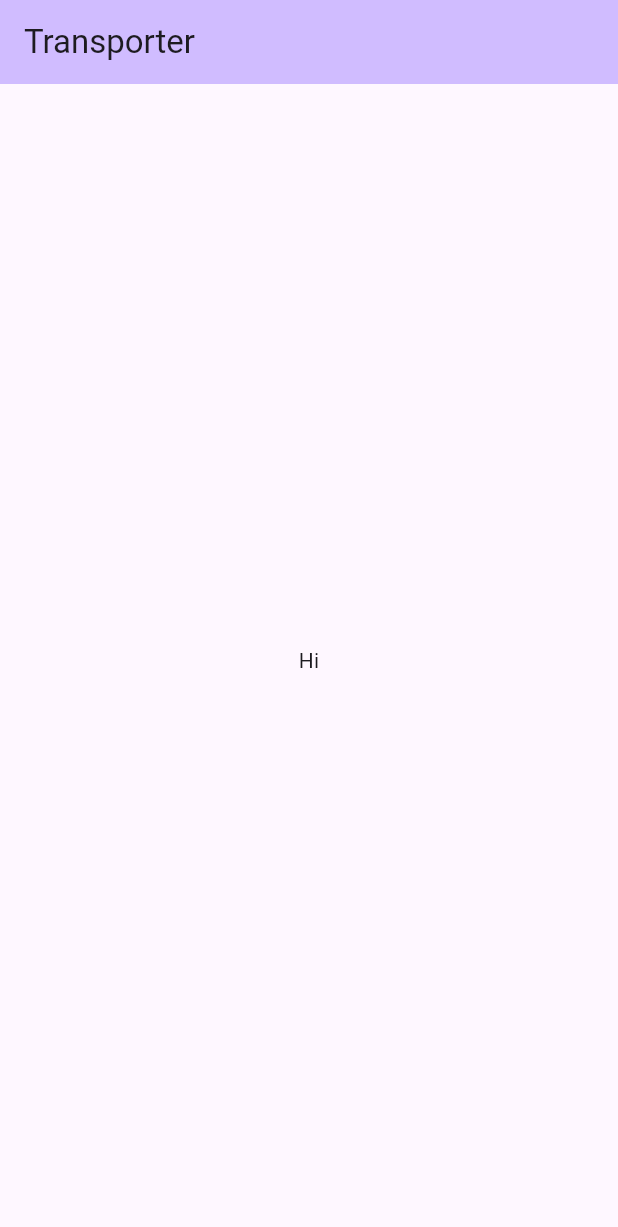
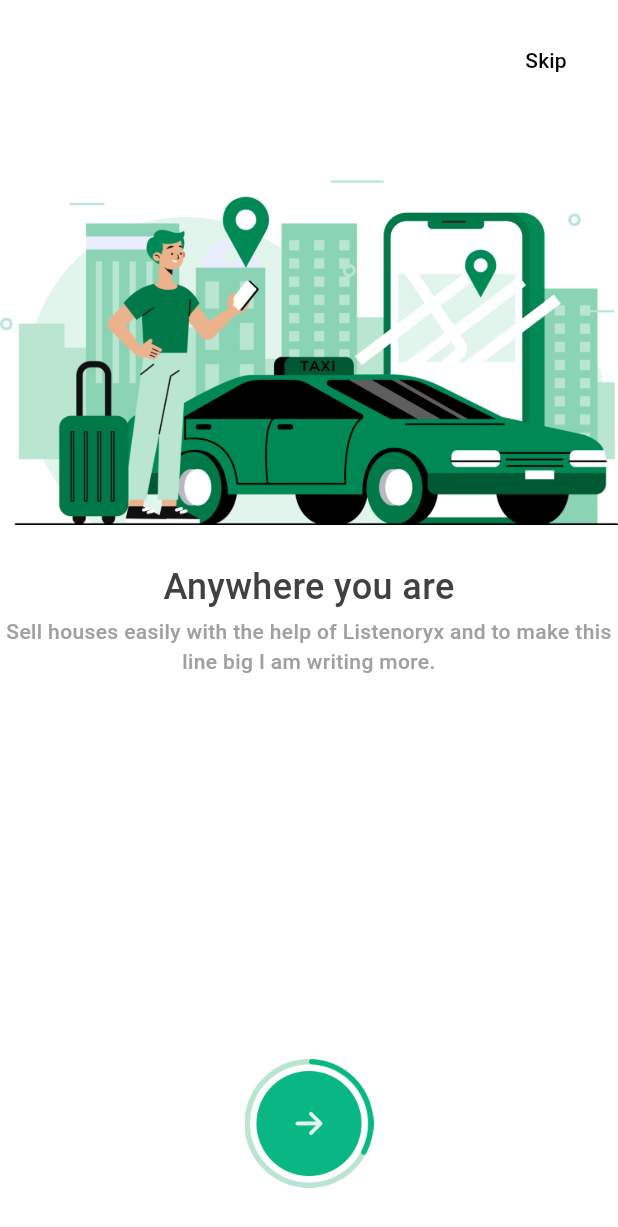
Before and after one commit to knowbee/transporter, a Flutter app: the screen it shows after launch, on a phone screen of 412 x 824 dp. Shown: the top 1227 px of the screen. Run offline on Flutter 3.47's test engine with Material 3 defaults, Android fonts, the phone set to English and light mode, and no system bars; drawn by our look-alikes of carousel_slider; our stand-ins replace bloc; generated files the repository leaves out were written again; Roboto replaces fonts that are missing (Poppins).

Commit message:
feat: Implement UI screens for onboarding journey

```diff
--- a/lib/app/view/app.dart
+++ b/lib/app/view/app.dart
@@ -1,6 +1,6 @@
 import 'package:flutter/material.dart';
 import 'package:transporter/l10n/l10n.dart';
-import 'package:transporter/screens/home.dart';
+import 'package:transporter/screens/onboarding/onboarding_progress_screen.dart';
 
 class App extends StatelessWidget {
   const App({super.key});
@@ -16,7 +16,7 @@ class App extends StatelessWidget {
       ),
       localizationsDelegates: AppLocalizations.localizationsDelegates,
       supportedLocales: AppLocalizations.supportedLocales,
-      home: const HomePage(),
+      home: const OnboardingProgressScreen(),
     );
   }
 }
--- a/lib/l10n/arb/app_en.arb
+++ b/lib/l10n/arb/app_en.arb
@@ -3,5 +3,12 @@
     "transporterAppBarTitle": "Transporter",
     "@transporterAppBarTitle": {
         "description": "Text shown in the AppBar of the transporter Page"
-    }
+    },
+    "onboarding_anywhere_heading": "Anywhere you are",
+    "onboarding_anywhere_description": "Sell houses easily with the help of Listenoryx and to make this line big I am writing more.",
+    "onboarding_anytime_heading": "At anytime",
+    "onboarding_anytime_description": "Sell houses easily with the help of Listenoryx and to make this line big I am writing more.",
+    "onboarding_book_car_heading": "Book your car",
+    "onboarding_book_car_description": "Sell houses easily with the help of Listenoryx and to make this line big I am writing more.",
+    "onboarding_skip": "Skip"
 }
--- a/lib/l10n/arb/app_rw.arb
+++ b/lib/l10n/arb/app_rw.arb
@@ -3,5 +3,12 @@
     "transporterAppBarTitle": "Mutwazi",
     "@transporterAppBarTitle": {
         "description": "Ijambo rigaragara kuri paji"
-    }
+    },
+    "onboarding_anywhere_heading": "Anywhere you are",
+    "onboarding_anywhere_description": "Sell houses easily with the help of Listenoryx and to make this line big I am writing more.",
+    "onboarding_anytime_heading": "At anytime",
+    "onboarding_anytime_description": "Sell houses easily with the help of Listenoryx and to make this line big I am writing more.",
+    "onboarding_book_car_heading": "Book your car",
+    "onboarding_book_car_description": "Sell houses easily with the help of Listenoryx and to make this line big I am writing more.",
+    "onboarding_skip": "Skip"
 }
--- /dev/null
+++ b/lib/screens/onboarding/onboarding_progress_screen.dart
@@ -0,0 +1,238 @@
+// ignore_for_file: library_private_types_in_public_api
+
+import 'package:carousel_slider/carousel_slider.dart';
+import 'package:flutter/material.dart';
+import 'package:flutter/services.dart';
+import 'package:transporter/l10n/l10n.dart';
+import 'package:transporter/screens/home.dart';
+import 'package:transporter/values/assets/onboarding_assets.dart';
+import 'package:transporter/values/colors.dart';
+import 'package:transporter/values/dimensions.dart';
+import 'package:transporter/values/durations.dart';
+import 'package:transporter/values/styles.dart';
+import 'package:transporter/widgets/onboarding/visual/transporter_progress_header.dart';
+
+abstract class _Constants {
+  static const progressIconHeight = 86.0;
+}
+
+class OnboardingProgressScreen extends StatefulWidget {
+  const OnboardingProgressScreen({super.key});
+  static const routeName = '/onboarding/welcome';
+
+  @override
+  _OnboardingProgressScreen createState() => _OnboardingProgressScreen();
+}
+
+class _OnboardingProgressScreen extends State<OnboardingProgressScreen> {
+  int _current = 0;
+  final CarouselSliderController _carouselController =
+      CarouselSliderController();
+  late Image _anywhereImage;
+  late Image _anytimeImage;
+  late Image _bookYourCarImage;
+
+  @override
+  void didChangeDependencies() {
+    super.didChangeDependencies();
+
+    precacheImage(_anywhereImage.image, context);
+    precacheImage(_anytimeImage.image, context);
+    precacheImage(_bookYourCarImage.image, context);
+  }
+
+  @override
+  void initState() {
+    super.initState();
+
+    _anywhereImage = Image.asset(
+      OnboardingAssets.anywhereImage,
+      width: double.infinity,
+    );
+    _anytimeImage = Image.asset(
+      OnboardingAssets.anytimeImage,
+      width: double.infinity,
+    );
+    _bookYourCarImage = Image.asset(
+      OnboardingAssets.bookYourCarImage,
+      width: double.infinity,
+    );
+  }
+
+  @override
+  Widget build(BuildContext context) {
+    final l10n = context.l10n;
+
+    return Scaffold(
+      appBar: _buildEmptyAppBar(),
+      extendBodyBehindAppBar: true,
+      backgroundColor: AppColors.tWhite,
+      body: Column(
+        mainAxisSize: MainAxisSize.min,
+        children: [
+          TProgressHeader(
+            showSkip: _current < 2,
+            onTap: () {
+              Navigator.push(
+                context,
+                MaterialPageRoute<Material>(
+                  builder: (context) => const HomePage(),
+                ),
+              );
+            },
+          ),
+          Expanded(
+            child: _buildBody(l10n),
+          ),
+          _buildFooter(index: _current),
+        ],
+      ),
+    );
+  }
+
+  Widget _buildBody(AppLocalizations l10n) => SizedBox(
+        child: CarouselSlider(
+          carouselController: _carouselController,
+          options: CarouselOptions(
+            height: MediaQuery.of(context).size.height,
+            viewportFraction: 1,
+            enableInfiniteScroll: false,
+            autoPlay: true,
+            autoPlayInterval: AppDurations.carouselInterval,
+            scrollPhysics: const ClampingScrollPhysics(),
+            onPageChanged: (index, reason) => setState(
+              () => _current = index,
+            ),
+          ),
+          items: [
+            _firstSlide(l10n: l10n),
+            _secondSlide(l10n: l10n),
+            _thirdSlide(l10n: l10n),
+          ],
+        ),
+      );
+
+  PreferredSizeWidget _buildEmptyAppBar() => PreferredSize(
+        preferredSize: Size.zero,
+        child: AnnotatedRegion(
+          value: SystemUiOverlayStyle.light,
+          child: Container(),
+        ),
+      );
+
+  Widget _buildFooter({required int index}) => Container(
+        color: AppColors.tWhite,
+        alignment: Alignment.center,
+        padding: const EdgeInsets.only(
+          left: Dimensions.marginLarge,
+          right: Dimensions.marginLarge,
+          bottom: Dimensions.marginDefault,
+        ),
+        child: SafeArea(
+          top: false,
+          maintainBottomViewPadding: true,
+          child: GestureDetector(
+            onTap: () {
+              if (_current < 2) {
+                _carouselController.nextPage();
+              } else if (_current == 2) {
+                Navigator.push(
+                  context,
+                  MaterialPageRoute<Material>(
+                    builder: (context) => const HomePage(),
+                  ),
+                );
+              }
+              setState(
+                () => _current = (_current + 1) % 3,
+              );
+            },
+            child: SizedBox(
+              child: Padding(
+                padding: const EdgeInsets.all(16),
+                child: Image.asset(
+                  height: _Constants.progressIconHeight,
+                  index == 0
+                      ? OnboardingAssets.startOnboarding
+                      : index == 1
+                          ? OnboardingAssets.halfway
+                          : OnboardingAssets.complete,
+                ),
+              ),
+            ),
+          ),
+        ),
+      );
+
+  Widget _firstSlide({required AppLocalizations l10n}) => _slideTemplate(
+        title: l10n.onboarding_anywhere_heading,
+        asset: _anywhereImage,
+        description: l10n.onboarding_anywhere_description,
+        topInset: Dimensions.marginLarge,
+        leftInset: Dimensions.marginLarge,
+        rightInset: Dimensions.marginLarge,
+      );
+
+  Widget _secondSlide({required AppLocalizations l10n}) => _slideTemplate(
+        title: l10n.onboarding_anytime_heading,
+        asset: _anytimeImage,
+        description: l10n.onboarding_anytime_description,
+        topInset: Dimensions.marginLarge,
+        leftInset: Dimensions.marginLarge,
+        rightInset: Dimensions.marginLarge,
+      );
+
+  Widget _thirdSlide({required AppLocalizations l10n}) => _slideTemplate(
+        title: l10n.onboarding_book_car_heading,
+        asset: _bookYourCarImage,
+        description: l10n.onboarding_book_car_description,
+        topInset: Dimensions.marginLarge,
+        leftInset: Dimensions.marginLarge,
+        rightInset: Dimensions.marginLarge,
+      );
+
+  Widget _slideTemplate({
+    required Widget asset,
+    required String description,
+    required String title,
+    double? topInset,
+    double? leftInset,
+    double? rightInset,
+  }) =>
+      Stack(
+        children: [
+          Column(
+            children: [
+              const SizedBox(
+                height: 40,
+              ),
+              asset,
+              const SizedBox(
+                height: 40,
+              ),
+              Flexible(
+                child: Text(
+                  title,
+                  style: Styles.onboardingTitleStyle,
+                  softWrap: true,
+                  overflow: TextOverflow.visible,
+                  textAlign: TextAlign.center,
+                ),
+              ),
+              const SizedBox(
+                height: 20,
+              ),
+              Flexible(
+                child: Text(
+                  description,
+                  style: Styles.onboardingDescriptionStyle,
+                  softWrap: true,
+                  overflow: TextOverflow.visible,
+                  textAlign: TextAlign.center,
+                ),
+              ),
+            ],
+          ),
+        ],
+      );
+}
--- /dev/null
+++ b/lib/values/assets/onboarding_assets.dart
@@ -0,0 +1,10 @@
+abstract class OnboardingAssets {
+  static const anywhereImage = 'assets/images/onboarding/01.png';
+  static const anytimeImage = 'assets/images/onboarding/02.png';
+  static const bookYourCarImage = 'assets/images/onboarding/03.png';
+
+  // icons
+  static const startOnboarding = 'assets/images/onboarding/start_next.png';
+  static const halfway = 'assets/images/onboarding/halfway_next.png';
+  static const complete = 'assets/images/onboarding/complete.png';
+}
--- /dev/null
+++ b/lib/values/colors.dart
@@ -0,0 +1,11 @@
+import 'package:flutter/material.dart';
+
+abstract class AppColors {
+  static const tGreen = Color(0xFF00BFA6);
+  static const tBlue = Color(0xFF00B0FF);
+  static const tRed = Color(0xFFF44336);
+  static const tYellow = Color(0xFFFFC107);
+  static const tGrey = Color(0xFF9E9E9E);
+  static const tBlack = Color(0xFF000000);
+  static const tWhite = Color(0xFFFFFFFF);
+}
--- /dev/null
+++ b/lib/values/dimensions.dart
@@ -0,0 +1,30 @@
+abstract class Dimensions {
+  static const marginOne = 1.0;
+  static const marginZero = 0.0;
+  static const marginXSmall = 2.0;
+  static const marginFour = 4.0;
+  static const marginFive = 5.0;
+  static const marginVerySmall = 6.0;
+  static const marginSmall = 8.0;
+  static const marginTen = 10.0;
+  static const marginTwelve = 12.0;
+  static const marginFourteen = 14.0;
+  static const marginDefault = 16.0;
+  static const marginFifteen = 15.0;
+  static const marginEigtheen = 18.0;
+  static const marginMiddle = 20.0;
+  static const marginMedium = 24.0;
+  static const marginBig = 28.0;
+  static const marginLarge = 32.0;
+  static const marginXLarge = 48.0;
+  static const marginIcon = 100.0;
+  static const marginForty = 40.0;
+
+  static const radiusXSmall = 4.0;
+  static const radiusSmall = 6.0;
+  static const radiusDefault = 8.0;
+  static const radiusMedium = 12.0;
+  static const radiusLarge = 16.0;
+  static const radiusXLarge = 20.0;
+  static const radiusCircular = 100.0;
+}
--- /dev/null
+++ b/lib/values/durations.dart
@@ -0,0 +1,17 @@
+abstract class AppDurations {
+  static const fast = Duration(milliseconds: 100);
+  static const quick = Duration(milliseconds: 175);
+  static const haste = Duration(milliseconds: 200);
+  static const normal = Duration(milliseconds: 250);
+  static const medium = Duration(milliseconds: 350);
+  static const slow = Duration(milliseconds: 400);
+
+  static const naturalDelay = Duration(milliseconds: 500);
+  static const onTapDelay = Duration(milliseconds: 175);
+
+  static const carouselInterval = Duration(seconds: 3);
+  static const carouselTransition = Duration(milliseconds: 800);
+
+  static const insetDuration = Duration(milliseconds: 200);
+  static const topSnackbarDuration = Duration(seconds: 8);
+}
--- /dev/null
+++ b/lib/values/styles.dart
@@ -0,0 +1,18 @@
+import 'package:flutter/material.dart';
+
+abstract class Styles {
+  static const onboardingTitleStyle = TextStyle(
+    color: Color(0xFF414141),
+    fontSize: 24,
+    fontFamily: 'Poppins',
+    fontWeight: FontWeight.w500,
+    height: 0.05,
+  );
+
+  static const onboardingDescriptionStyle = TextStyle(
+    color: Color(0xFFA0A0A0),
+    fontSize: 14,
+    fontFamily: 'Poppins',
+    fontWeight: FontWeight.w500,
+  );
+}
--- /dev/null
+++ b/lib/widgets/onboarding/visual/transporter_progress_header.dart
@@ -0,0 +1,48 @@
+// ignore_for_file: avoid_dynamic_calls
+
+import 'package:flutter/material.dart';
+import 'package:transporter/l10n/l10n.dart';
+
+class TProgressHeader extends StatelessWidget {
+  const TProgressHeader({
+    super.key,
+    this.width = 120,
+    this.showSkip = true,
+    this.onTap,
+  });
+  final double width;
+  final bool showSkip;
+  final Function? onTap;
+
+  @override
+  Widget build(BuildContext context) {
+    final l10n = context.l10n;
+
+    return SafeArea(
+      bottom: false,
+      child: Column(
+        mainAxisAlignment: MainAxisAlignment.spaceBetween,
+        children: [
+          if (showSkip)
+            Align(
+              alignment: Alignment.topRight,
+              child: Padding(
+                padding: const EdgeInsets.all(16),
+                child: TextButton(
+                  onPressed: () => onTap?.call(),
+                  child: Text(
+                    l10n.onboarding_skip,
+                    style: const TextStyle(color: Colors.black),
+                  ),
+                ),
+              ),
+            )
+          else
+            Container(
+              margin: const EdgeInsets.only(top: 100),
+            ),
+        ],
+      ),
+    );
+  }
+}
--- a/pubspec.yaml
+++ b/pubspec.yaml
@@ -8,11 +8,13 @@ environment:
 
 dependencies:
   bloc: ^8.1.4
+  carousel_slider: ^5.0.0
   flutter:
     sdk: flutter
   flutter_bloc: ^8.1.6
   flutter_localizations:
     sdk: flutter
+  flutter_svg: ^2.0.10+1
   intl: ^0.19.0
 
 dev_dependencies:
@@ -25,3 +27,6 @@ dev_dependencies:
 flutter:
   uses-material-design: true
   generate: true
+  assets:
+    - assets/images/
+    - assets/images/onboarding/
```
Also changed, not shown: assets/images/onboarding/01.png (added), assets/images/onboarding/02.png (added), assets/images/onboarding/03.png (added), assets/images/onboarding/complete.png (added), assets/images/onboarding/halfway_next.png (added), assets/images/onboarding/start_next.png (added), pubspec.lock.
